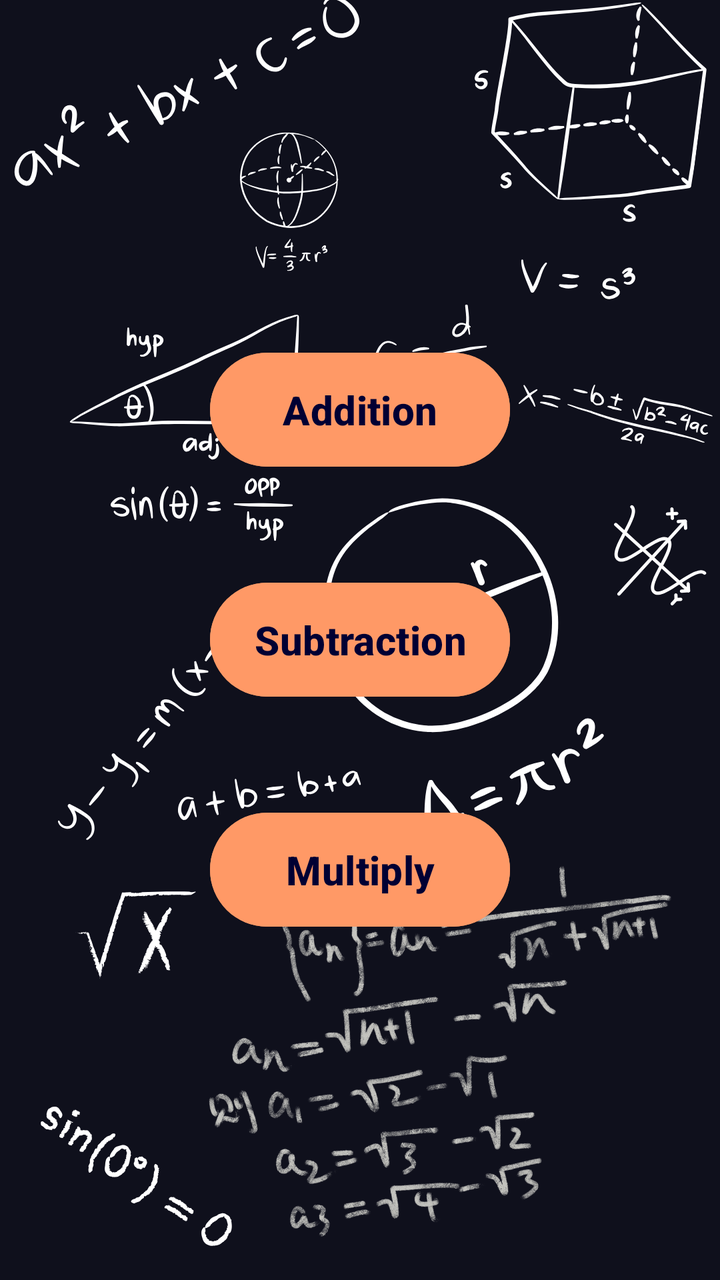
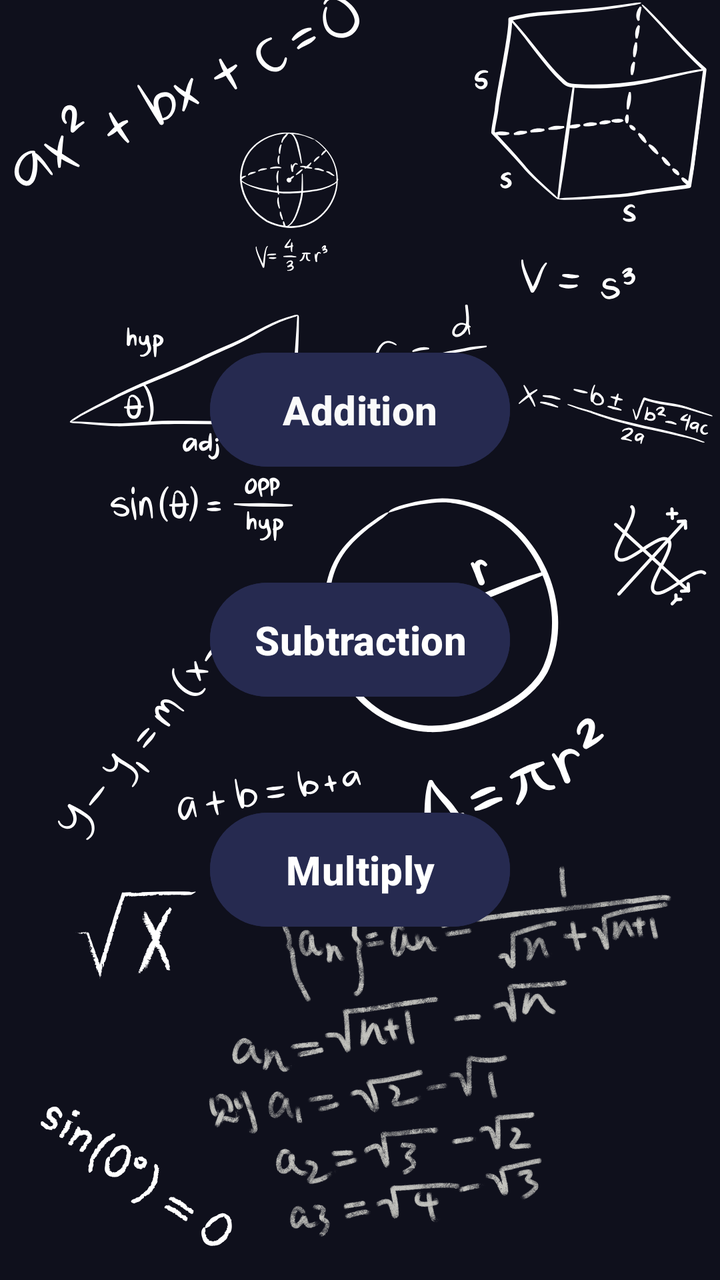

Screens rendered from an Android XML layout before and after an edit, with the pre-edit source and the edit as a unified diff.
<!-- AndroidManifest.xml: application theme Theme.MathsGame -->
<!-- res/layout/activity_main.xml -->
<?xml version="1.0" encoding="utf-8"?>
<LinearLayout xmlns:android="http://schemas.android.com/apk/res/android"
    xmlns:app="http://schemas.android.com/apk/res-auto"
    xmlns:tools="http://schemas.android.com/tools"
    android:id="@+id/main"
    android:layout_width="match_parent"
    android:layout_height="match_parent"
    android:background="@drawable/background"
    android:gravity="center"
    android:orientation="vertical"
    tools:context=".MainActivity">

    <Button
        android:id="@+id/Addition"
        android:layout_width="150dp"
        android:layout_height="wrap_content"
        android:layout_marginBottom="50dp"
        android:text="Addition"
        android:textColor="	#000033"
        android:textSize="20sp"
        android:padding="15dp"
        android:textStyle="bold"
        android:backgroundTint="@color/Btnbg"
        tools:layout_editor_absoluteX="165dp"
        tools:layout_editor_absoluteY="191dp" />

    <Button
        android:id="@+id/Subtraction"
        android:layout_width="150dp"
        android:layout_height="wrap_content"
        android:layout_marginBottom="50dp"
        android:text="Subtraction"
        android:textColor="	#000033"
        android:backgroundTint="@color/Btnbg"
        android:textSize="20sp"
        android:padding="15dp"
        android:textStyle="bold"
        tools:layout_editor_absoluteX="165dp"
        tools:layout_editor_absoluteY="295dp" />

    <Button
        android:id="@+id/Division"
        android:layout_width="150dp"
        android:layout_height="wrap_content"
        android:backgroundTint="@color/Btnbg"
        android:padding="15dp"
        android:text="Multiply"
        android:textColor="	#000033"
        android:textSize="20sp"
        android:textStyle="bold"
        tools:layout_editor_absoluteX="170dp"
        tools:layout_editor_absoluteY="423dp" />
</LinearLayout>
<!-- resources referenced by this layout -->
<resources>
  <color name="Btnbg">#ff9966</color>
  <!-- drawable background: png bitmap (drawable, 325658 bytes) -->
  <style name="Theme.MathsGame" parent="Base.Theme.MathsGame" />
  <style name="Base.Theme.MathsGame" parent="Theme.Material3.DayNight.NoActionBar">
          
          
      </style>
</resources>

<!-- the commit's change to res/layout/activity_main.xml (unified diff, before → after) -->
@@ -15,12 +15,12 @@
         android:layout_width="150dp"
         android:layout_height="wrap_content"
         android:layout_marginBottom="50dp"
+        android:backgroundTint="@color/Btnbg"
+        android:padding="15dp"
         android:text="Addition"
-        android:textColor="	#000033"
+        android:textColor="#FAFAFA"
         android:textSize="20sp"
-        android:padding="15dp"
         android:textStyle="bold"
-        android:backgroundTint="@color/Btnbg"
         tools:layout_editor_absoluteX="165dp"
         tools:layout_editor_absoluteY="191dp" />
 
@@ -29,11 +29,11 @@
         android:layout_width="150dp"
         android:layout_height="wrap_content"
         android:layout_marginBottom="50dp"
+        android:backgroundTint="@color/Btnbg"
+        android:padding="15dp"
         android:text="Subtraction"
-        android:textColor="	#000033"
-        android:backgroundTint="@color/Btnbg"
+        android:textColor="#FFFFFF"
         android:textSize="20sp"
-        android:padding="15dp"
         android:textStyle="bold"
         tools:layout_editor_absoluteX="165dp"
         tools:layout_editor_absoluteY="295dp" />
@@ -45,7 +45,7 @@
         android:backgroundTint="@color/Btnbg"
         android:padding="15dp"
         android:text="Multiply"
-        android:textColor="	#000033"
+        android:textColor="#FFFFFF"
         android:textSize="20sp"
         android:textStyle="bold"
         tools:layout_editor_absoluteX="170dp"
<!-- resource entries referenced after the edit -->
@@ -1,6 +1,6 @@
 <!-- resources referenced by this layout -->
 <resources>
-  <color name="Btnbg">#ff9966</color>
+  <color name="Btnbg">#262A50</color>
   <!-- drawable background: png bitmap (drawable, 325658 bytes) -->
   <style name="Theme.MathsGame" parent="Base.Theme.MathsGame" />
   <style name="Base.Theme.MathsGame" parent="Theme.Material3.DayNight.NoActionBar">
